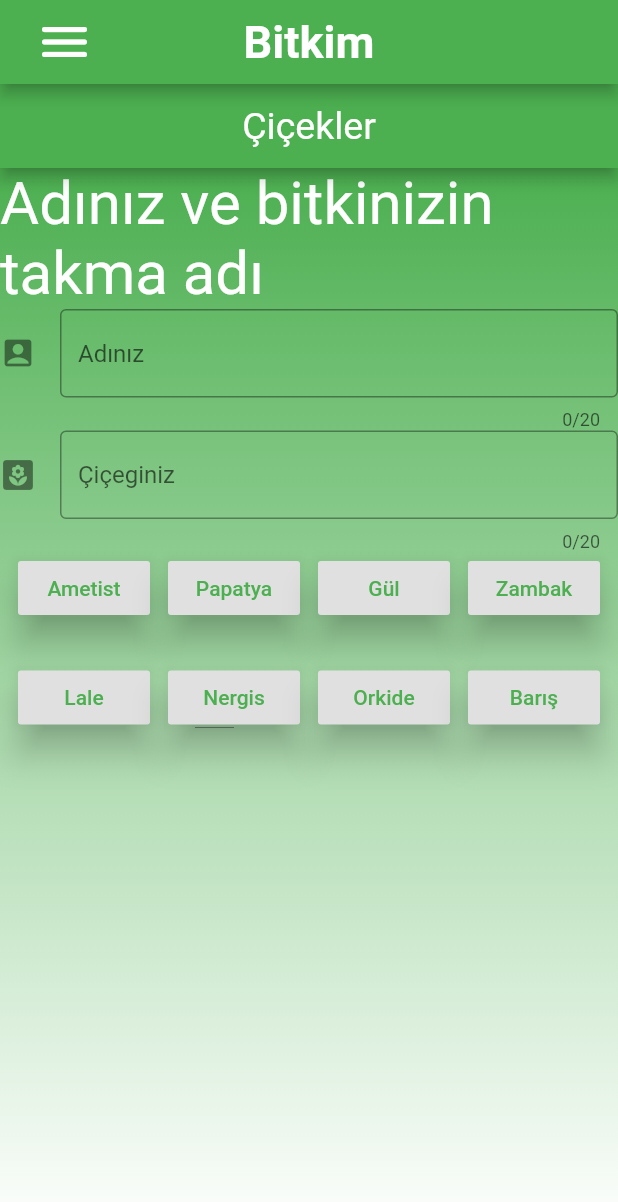
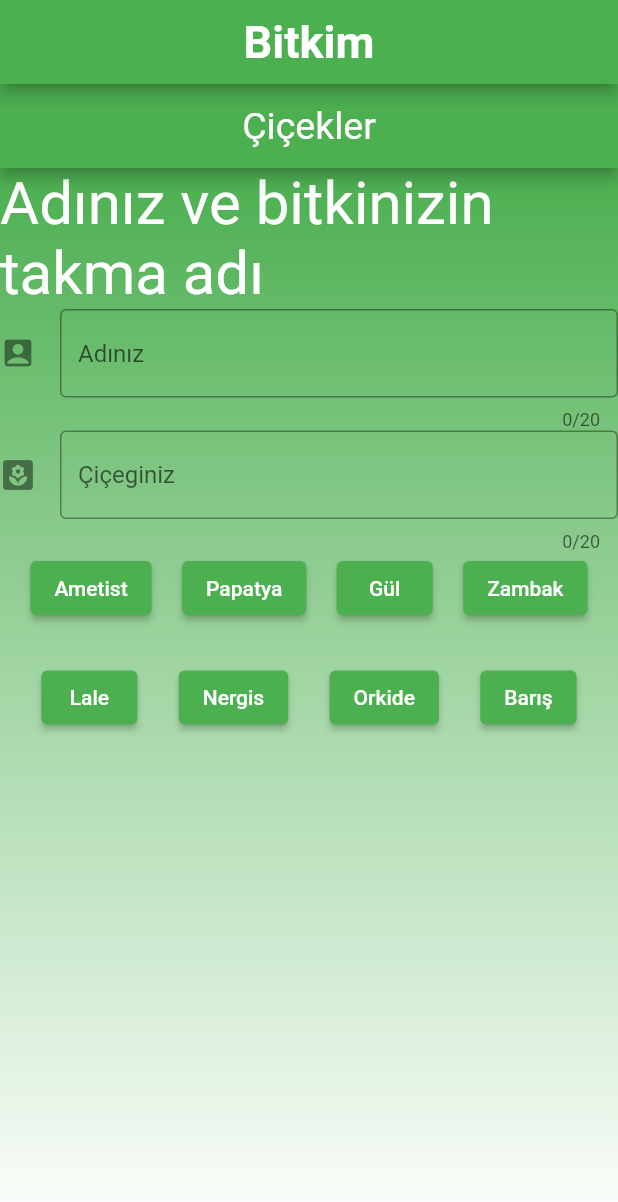
Before and after one commit to 9327MS/3301456_203301083, a Flutter app: the screen it shows once a user with an empty profile is signed in, on a phone screen of 412 x 824 dp. Shown: the top 1202 px of the screen. Run offline on Flutter 3.47's test engine with Material 2 defaults, Android fonts, the phone set to English and light mode, and no system bars; our stand-ins replace cloud_firestore, firebase_auth, firebase_core; accounts and stored records are empty; project files that could hold a hidden picture were left out.

Commit message:
düzeltmeler ve sınav için gerekli temel 3 şart tamamlandı

```diff
--- a/lib/Bodys/ilkbody.dart
+++ b/lib/Bodys/ilkbody.dart
@@ -2,7 +2,6 @@
 import 'package:bitkim/pages/girisekran%C4%B1.dart';
 import 'package:firebase_auth/firebase_auth.dart';
 import 'package:flutter/material.dart';
-import 'package:bitkim/giris.dart';
 import 'package:bitkim/pages/kay%C4%B1t.dart';
 import '../arkaplanlar/ilkarka.dart';
 import 'package:bitkim/kompodent/rounded_button.dart';
@@ -42,10 +41,14 @@
           mainAxisAlignment: MainAxisAlignment.center,
           children: <Widget>[
             Text(
-              'Bitkime HOŞ GELDİNİZ',
+              'BİTKİM UYGULAMASINA HOŞ GELDİNİZ',
               style: TextStyle(fontWeight: FontWeight.bold),
             ),
-            Text('BİTKİM'),
+            Icon(
+              Icons.meeting_room,
+              color: Colors.orangeAccent,
+              size: 40,
+            ),
             SizedBox(height: 50),
             Icon(
               Icons.grass,
--- a/lib/kompodent/rounded_button.dart
+++ b/lib/kompodent/rounded_button.dart
@@ -20,6 +20,7 @@
     return Container(
       margin: EdgeInsets.symmetric(vertical: 10),
       width: size.width * 0.8,
+      height: 50,
       child: ClipRRect(
         borderRadius: BorderRadius.circular(29),
         child: TextButton(
--- a/lib/resim.dart
+++ b/lib/model/resim.dart
@@ -1,7 +1,7 @@
 import 'package:bitkim/pages/ekran.dart';
 import 'package:flutter/material.dart';
 import 'package:bitkim/pages/cklist.dart';
-import 'pages/cklist.dart';
+import '../pages/cklist.dart';
 class reisim extends StatefulWidget {
   const reisim({Key? key}) : super(key: key);
 
--- a/lib/pages/cklist.dart
+++ b/lib/pages/cklist.dart
@@ -1,7 +1,5 @@
-import 'package:bitkim/main.dart';
 import 'package:bitkim/pages/ekran.dart';
 import 'package:flutter/material.dart';
-import 'package:flutter/widgets.dart';
 var ckin;
 var ikon;
 var cicek;
@@ -78,15 +76,12 @@
               Row(
                   mainAxisAlignment: MainAxisAlignment.spaceEvenly,
                   children: [
-
-                    RaisedButton(
-                        highlightColor: Colors.white,
-                        elevation: 10,
+                    ElevatedButton(
                         onPressed: () {
                           cicek = 'Ametist';
                           ckin =  0;
                           resim = 'assets/images/amtes.jpg';
-                          Navigator.push(
+                          Navigator.pushReplacement(
                             context,
                             MaterialPageRoute(
                               builder: (context) => ekran(
@@ -94,11 +89,8 @@
                             ),
                           );
                         },
-                        child: Text("Ametist"),
-                        textColor: Colors.green),
-                    RaisedButton(
-                        highlightColor: Colors.white,
-                        elevation: 10,
+                        child: Text("Ametist"),),
+                        ElevatedButton(
                         onPressed: () {
                           cicek = 'Papatya';
                           ckin =  1;
@@ -107,35 +99,29 @@
                               context, MaterialPageRoute(builder: (context) => ekran(
                           ),));
                         },
-                        child: Text("Papatya"),
-                        textColor: Colors.green),
-                    RaisedButton(
-                        highlightColor: Colors.white,
-                        elevation: 10,
+                        child: Text("Papatya"),),
+                    ElevatedButton(
                         onPressed: () {
                           cicek = 'Gül';
                           ckin =  2;
                           resim = 'assets/images/gül.jpg';
-                          Navigator.push(
+                          Navigator.pushReplacement(
                               context, MaterialPageRoute(builder: (context) => ekran(
                           ),));
                         },
-                        child: Text("Gül"),
-                        textColor: Colors.green),
-                    RaisedButton(
-                        highlightColor: Colors.white,
-                        elevation: 10,
+                        child: Text("Gül"),),
+                    ElevatedButton(
                         onPressed: () {
                           cicek = 'Zambak';
                           ckin =  3;
                           resim = 'assets/images/zambak.jpg';
-                          Navigator.push(
+                          Navigator.pushReplacement(
                               context, MaterialPageRoute(builder: (context) => ekran(
 
                           ),));
                         },
                         child: Text("Zambak"),
-                        textColor: Colors.green),
+                    ),
                     ]
                     ),
                     SizedBox(
@@ -144,10 +130,9 @@
                     Row(
                       mainAxisAlignment: MainAxisAlignment.spaceEvenly,
                         children: [
-                   RaisedButton(
+                          ElevatedButton(
 
-                    highlightColor: Colors.white,
-                    elevation: 10,
+
                     onPressed: () {
                       cicek = 'Lale';
                       ckin =  4;
@@ -157,54 +142,48 @@
 
                       ),));
                     },
-                    child: Text('Lale'),
-                    textColor: Colors.green),
-                   RaisedButton(
-                    highlightColor: Colors.white,
-                    elevation: 10,
+                    child: Text('Lale')
+                    ),
+                          ElevatedButton(
                     onPressed: () {
                       cicek = 'Nergis';
                       ckin =  5;
                       resim = 'assets/images/nergis.jpg';
-                      Navigator.push(
+                      Navigator.pushReplacement(
                         context, MaterialPageRoute(
                         builder: (context) => ekran(
                         ),
                       ),
                       );
                     },
-                    child: Text("Nergis"),
-                    textColor: Colors.green),
-                   RaisedButton(
-                    highlightColor: Colors.white,
-                    elevation: 10,
+                    child: Text("Nergis"),),
+                          ElevatedButton(
                     onPressed: () {
                       cicek = 'Orkide';
                       ckin =  6;
                       resim = 'assets/images/orkide.jpg';
-                      Navigator.push(
+                      Navigator.pushReplacement(
                         context, MaterialPageRoute(builder: (context) => ekran(
                       ),
                       ),
                       );
                     },
                     child: Text("Orkide"),
-                    textColor: Colors.green),
-                   RaisedButton(
-                    highlightColor: Colors.white,
-                    elevation: 10,
+                    ),
+                          ElevatedButton(
+
                     onPressed: () {
                       cicek = 'Barış çiçeği';
                       ckin =  7;
                       resim = 'assets/images/barıs.jpg';
-                      Navigator.push(
+                      Navigator.pushReplacement(
                           context, MaterialPageRoute(builder: (context) => ekran(
                       ),
                       )
                       );
                     },
                     child: Text("Barış"),
-                    textColor: Colors.green),
+                    ),
               ],
             ),
         ],
--- a/lib/pages/ilk.dart
+++ b/lib/pages/ilk.dart
@@ -1,6 +1,5 @@
 import 'package:firebase_auth/firebase_auth.dart';
 import 'package:flutter/material.dart';
-import 'package:bitkim/giris.dart';
 import 'package:bitkim/pages/girisekranı.dart';
 import 'package:bitkim/arkaplanlar/ilkarka.dart';
 import 'package:bitkim/Bodys/ilkbody.dart';
@@ -17,20 +16,6 @@
         titleTextStyle: TextStyle(
             fontSize: 30, color: Colors.white, fontWeight: FontWeight.bold),
         title: Text('Bitkim'),
-        leading: Padding(
-          padding: EdgeInsets.symmetric(horizontal: 15),
-          child: Builder(
-            builder: (context) => IconButton(
-              icon: Icon(
-                Icons.menu_rounded,
-                size: 40,
-                color: Colors.white,
-              ),
-              color: Colors.white,
-              onPressed: () => Scaffold.of(context).openDrawer(),
-            ),
-          ),
-        ),
       ),
       body: Body()
     );
--- a/lib/services/domainfirms_provider.dart
+++ b/lib/services/domainfirms_provider.dart
@@ -1,54 +1,48 @@
 import 'package:bitkim/model/domain_firms.dart';
 import 'package:bitkim/services/firestore_domainfirms_service.dart';
 import 'package:flutter/material.dart';
+import 'package:bitkim/model/domain_firms.dart';
 import 'package:uuid/uuid.dart';
 
 
 class DomainFirmsProvider with ChangeNotifier {
 
   final firestoreService = FirestoreDomainFirmsService();
-  String? _gorus;
-  String? _iletisim;
+  String? _id;
+  String? _name;
+  String? _loginname;
+  String? _loginpassword;
+  String? _web;
 
   var uuid = Uuid();
 
-  String? get gorus => _gorus;
+  String? get id => _id;
 
-  String? get iletisim => _iletisim;
+  String? get name => _name;
 
-  changegorus(String value) {
-    _gorus = value;
+  String? get loginname => _loginname;
+
+  String? get loginpassword => _loginpassword;
+
+  String? get web => _web;
+
+  changeName(String value) {
+    _name = value;
     notifyListeners();
   }
 
-  changeiletisim(String value) {
-    _iletisim = value;
+  changeLoginName(String value) {
+    _loginname = value;
     notifyListeners();
   }
 
-  loadValues(DomainFirms domainfirm) {
-    _gorus = domainfirm.gorus;
-    _iletisim = domainfirm.iletisim;
+  changeLoginPassword(String value) {
+    _loginpassword = value;
+    notifyListeners();
   }
 
-  saveDomainFirm() {
-    if (_gorus == null) {
-      var newDomainFirm = DomainFirms(
-          gorus: uuid.v4(),
-          iletisim: iletisim,
-          );
-      firestoreService.saveDomainFirm(newDomainFirm);
-    } else {
-      //Update
-      var updatedDomainFirm = DomainFirms(
-          gorus:gorus,
-          iletisim: iletisim,
-         );
-      firestoreService.saveDomainFirm(updatedDomainFirm);
-    }
-  }
-
-  removeDomainFirm(String id) {
-    firestoreService.removeDomainFirm(id);
+  changeWeb(String value) {
+    _web = value;
+    notifyListeners();
   }
 }
```
Also changed, not shown: lib/Bodys/geribody.dart (deleted, +0 -164 lines), lib/Bodys/girisbody.dart (+4 -4 lines), lib/Bodys/kayitbody.dart (+13 -7 lines), lib/arkaplanlar/geriarka.dart (deleted, +0 -29 lines), lib/giris.dart (deleted, +0 -120 lines), lib/pages/ekran.dart (+10 -5 lines), lib/pages/geribildirim.dart (deleted, +0 -29 lines), lib/pages/girisekranı.dart (+11 -1 lines), lib/pages/kayıt.dart (+12 -15 lines), lib/pages/main.dart (renamed from lib/main.dart, +4 -3 lines), lib/services/auth.dart (+5 -4 lines), lib/services/geribildirim.dart (added, +78 -0 lines), lib/firebase_options.dart, pubspec.lock, 4 other files.
